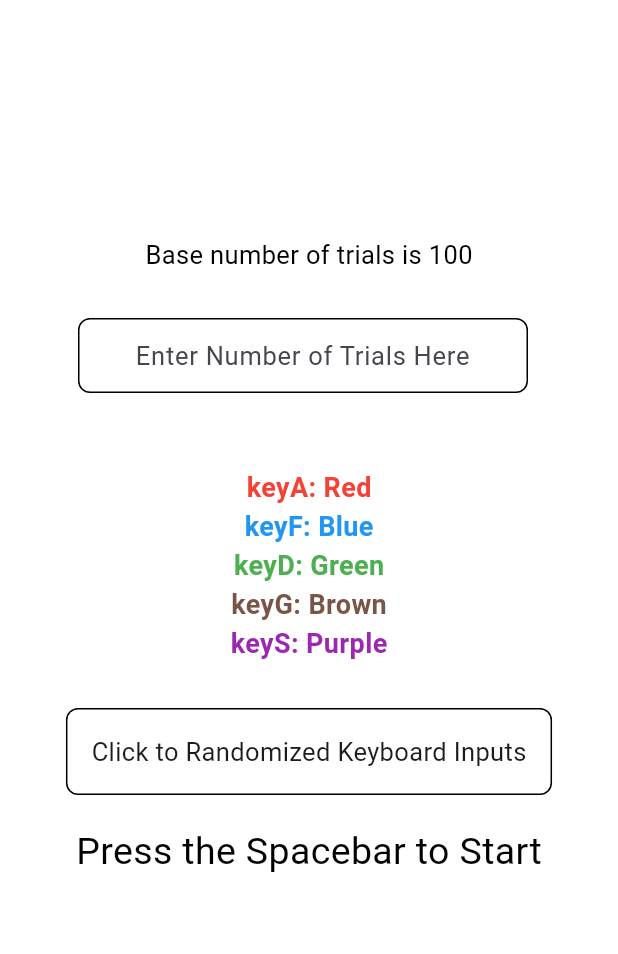
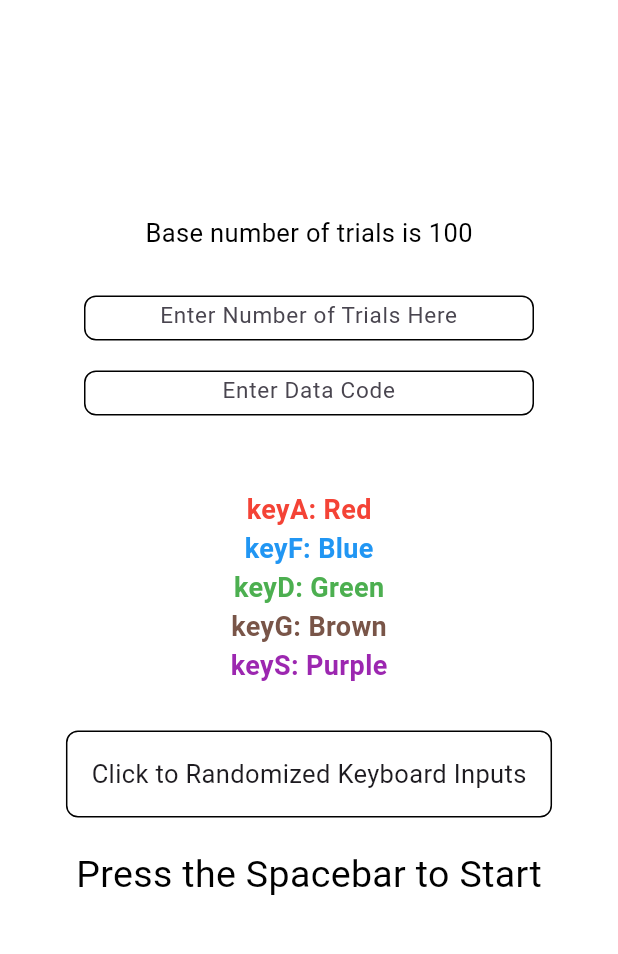
Before and after one commit to Neurotech-BCI/Application, a Flutter app: the screen it shows after launch, after a tap on "Click to Randomized Keyboard Inputs", on a phone screen of 412 x 824 dp, the part 84-1038 px from its top. Run offline on Flutter 3.47's test engine with Material 3 defaults, Android fonts, the phone set to English and light mode, and no system bars; our stand-ins replace csv, flutter_bloc, googleapis_auth; missing offline and left inert: googleapis; project files that could hold a hidden picture were left out.

Commit message:
STROOP TASK FINAL PRODUCT - DEPLOYED

```diff
--- a/stroop/lib/main.dart
+++ b/stroop/lib/main.dart
@@ -76,6 +76,7 @@ class TestController {
   final DateTime mStartTime;
   final DateTime mEndTime;
   final List<int> mKeyBoardLayout;
+  final bool mDatabit;
 
   const TestController(
     this.mTaskCount,
@@ -86,13 +87,14 @@ class TestController {
     this.mQuestioning,
     this.mStartTime,
     this.mEndTime,
-    this.mKeyBoardLayout
+    this.mKeyBoardLayout,
+    this.mDatabit
   );
 }
 
 class TestControllerCubit extends Cubit<TestController> {
   TestControllerCubit()
-      : super( TestController(100, 0, false, false, false, false, DateTime.utc(1970, 1, 1), DateTime.utc(1970, 1, 1), [0, 1, 2, 3, 4]));
+      : super( TestController(100, 0, false, false, false, false, DateTime.utc(1970, 1, 1), DateTime.utc(1970, 1, 1), [0, 1, 2, 3, 4], false));
 
   List<int> generateUniqueRandomInts() {
     List<int> numbers = List.generate(5, (index) => index);
@@ -103,44 +105,54 @@ class TestControllerCubit extends Cubit<TestController> {
     emit(TestController(state.mTaskCount, state.mCurrCount,
     state.mStarted, state.mFinished, state.mCorrect,
     state.mQuestioning, state.mStartTime,
-    state.mEndTime, generateUniqueRandomInts()));
+    state.mEndTime, generateUniqueRandomInts(), state.mDatabit));
   }
-  void initStroop(int cnt) {
-    print("CONTROLLER: INIT STROOP");
+  void initStroop(int cnt, bool setBit) {
     emit(TestController(cnt, state.mCurrCount,
     !state.mStarted, state.mFinished, state.mCorrect,
     state.mQuestioning, state.mStartTime,
-    state.mEndTime, state.mKeyBoardLayout));
+    state.mEndTime, state.mKeyBoardLayout, setBit));
   }
   void updateFinished() {
-    print("CONTROLLER: FINISHED ON");
     emit(TestController(state.mTaskCount, state.mCurrCount,
     state.mStarted, true, state.mCorrect,
      true, state.mStartTime,
-     state.mEndTime, state.mKeyBoardLayout));
+     state.mEndTime, state.mKeyBoardLayout, state.mDatabit));
   }
   void updateCorrect(bool correct) {
-    print("CONTROLLER: UPDATECORRECT");
     emit(TestController(state.mTaskCount, state.mCurrCount,
     state.mStarted, state.mFinished, correct, state.mQuestioning,
-    state.mStartTime, state.mEndTime, state.mKeyBoardLayout));
+    state.mStartTime, state.mEndTime, state.mKeyBoardLayout, state.mDatabit));
   }
   void updateQuestioning() {
+    if(!state.mFinished)
+    {
       if(state.mQuestioning == false)
       {
-      print("CONTROLLER: QUESTIONING ON");
         emit(TestController(state.mTaskCount, state.mCurrCount + 1,
         state.mStarted, state.mFinished, state.mCorrect,
         !state.mQuestioning, DateTime.now(),
-      state.mEndTime, state.mKeyBoardLayout));
+        state.mEndTime, state.mKeyBoardLayout, state.mDatabit));
       }
       else
       {
-      print("CONTROLLER: QUESTIONING OFF");
         emit(TestController(state.mTaskCount, state.mCurrCount,
           state.mStarted, state.mFinished, state.mCorrect,
           !state.mQuestioning, state.mStartTime,
-        DateTime.now(), state.mKeyBoardLayout));
+          DateTime.now(), state.mKeyBoardLayout, state.mDatabit));
+      }
+    }
+  }
+
+
+  Future<void> startQuestion() async {
+    int currentQuestion = state.mCurrCount;
+    await Future.delayed(const Duration(seconds: 1, milliseconds: 500));
+    if(state.mQuestioning && currentQuestion == state.mCurrCount && !state.mFinished){
+      updateCorrect(false);
+      updateQuestioning();
+      await Future.delayed(const Duration(seconds: 1, milliseconds: 500));
+      updateQuestioning();
     }
   }
 }
@@ -285,6 +297,7 @@ class TaskCubit extends Cubit<TaskState> {
   late CsvTrackerCubit csvCubit;
 
   StreamSubscription<TestController>? _controllerSub;
+  bool questionOn = false;
 
   void init() {
     controllerCubit = state.context.read<TestControllerCubit>();
@@ -295,14 +308,19 @@ class TaskCubit extends Cubit<TaskState> {
     _controllerSub = controllerCubit.stream.listen((controllerState) {
       if(controllerState.mFinished)
       {
-        if(outputted == false ){
+        if(outputted == false)
+        {
+          if(controllerState.mDatabit)
+          {
             csvCubit.state.writeOutData();
+          }
           outputted = true;
         }
       }
       else if(controllerState.mQuestioning)
       {
         objCubit.update();
+        controllerCubit.startQuestion();
       }
       else if (!controllerState.mQuestioning)
       {
@@ -503,7 +521,8 @@ class InputOnStart extends StatefulWidget {
 }
 
 class _InputOnStartState extends State<InputOnStart> {
-  final TextEditingController _tec = TextEditingController();
+  final TextEditingController _numtec = TextEditingController();
+  final TextEditingController _codetec = TextEditingController();
   final FocusNode _focusNode = FocusNode();
   bool _showWait = false;
   int counter = 3;
@@ -520,7 +539,8 @@ class _InputOnStartState extends State<InputOnStart> {
   @override
   void dispose() {
     _focusNode.dispose();
-    _tec.dispose();
+    _numtec.dispose();
+    _codetec.dispose();
     super.dispose();
   }
 
@@ -564,7 +584,7 @@ class _InputOnStartState extends State<InputOnStart> {
             mainAxisAlignment: MainAxisAlignment.center,
             children: [
               Container(
-                height: 50,
+                height: 30,
                 width: 300,
                 decoration: BoxDecoration(
                   color: const Color.fromARGB(255, 255, 255, 255),
@@ -572,9 +592,9 @@ class _InputOnStartState extends State<InputOnStart> {
                   border: Border.all(color: Colors.black),
                 ),
                 child: TextField(
-                  controller: _tec,
+                  controller: _numtec,
                   textAlign: TextAlign.center, // This centers the text
-                  style: const TextStyle(fontSize: 17.0),
+                  style: const TextStyle(fontSize: 15.0),
                   keyboardType: TextInputType.number,
                   decoration: const InputDecoration(
                     hintText: 'Enter Number of Trials Here',
@@ -582,7 +602,31 @@ class _InputOnStartState extends State<InputOnStart> {
                   ),
                 ),
               ),
-              const SizedBox(width: 8),
+            ],
+          ),
+          SizedBox(height: 20),
+          Row(
+            mainAxisAlignment: MainAxisAlignment.center,
+            children: [
+              Container(
+                height: 30,
+                width: 300,
+                decoration: BoxDecoration(
+                  color: const Color.fromARGB(255, 255, 255, 255),
+                  borderRadius: BorderRadius.circular(8.0),
+                  border: Border.all(color: Colors.black),
+                ),
+                child: TextField(
+                  controller: _codetec,
+                  textAlign: TextAlign.center, // This centers the text
+                  style: const TextStyle(fontSize: 15.0),
+                  keyboardType: TextInputType.text,
+                  decoration: const InputDecoration(
+                    hintText: 'Enter Data Code',
+                    border: InputBorder.none,
+                  ),
+                ),
+              ),
             ],
           ),
           SizedBox(height: 50),
@@ -620,7 +664,8 @@ class _InputOnStartState extends State<InputOnStart> {
   Future<void> _startTask() async {
     setState(() => _showWait = true);
     // Parse the text as an integer (default to 100 if invalid)
-    final enteredNumber = int.tryParse(_tec.text) ?? 100;
+    final enteredNumber = int.tryParse(_numtec.text) ?? 100;
+    final String enteredCode = _codetec.text.trim();
     final controllerCubit = context.read<TestControllerCubit>();
     // Wait 3 seconds
     await Future.delayed(const Duration(seconds: 1));
@@ -629,7 +674,11 @@ class _InputOnStartState extends State<InputOnStart> {
     setState(() => counter--);
     await Future.delayed(const Duration(seconds: 1));
     setState(() => counter--);
-    controllerCubit.initStroop(enteredNumber);
+    if(enteredCode == "FATIGUE"){
+      controllerCubit.initStroop(enteredNumber, true);
+    } else {
+      controllerCubit.initStroop(enteredNumber, false);
+    }
     controllerCubit.updateQuestioning();
     // Return to the input form (or navigate, based on your app logic)
     setState(() => _showWait = false);
@@ -789,7 +838,7 @@ class _InputOnTaskState extends State<InputOnTask> {
   Future<void> _startTask() async {
     setState(() => _showWait = true);
     final controllerCubit = context.read<TestControllerCubit>();
-    await Future.delayed(const Duration(seconds: 2));
+    await Future.delayed(const Duration(seconds: 1, milliseconds: 500));
     controllerCubit.updateQuestioning();
     setState(() => _showWait = false);
   }
```
Lines whose indentation alone changed are shown as unchanged.
